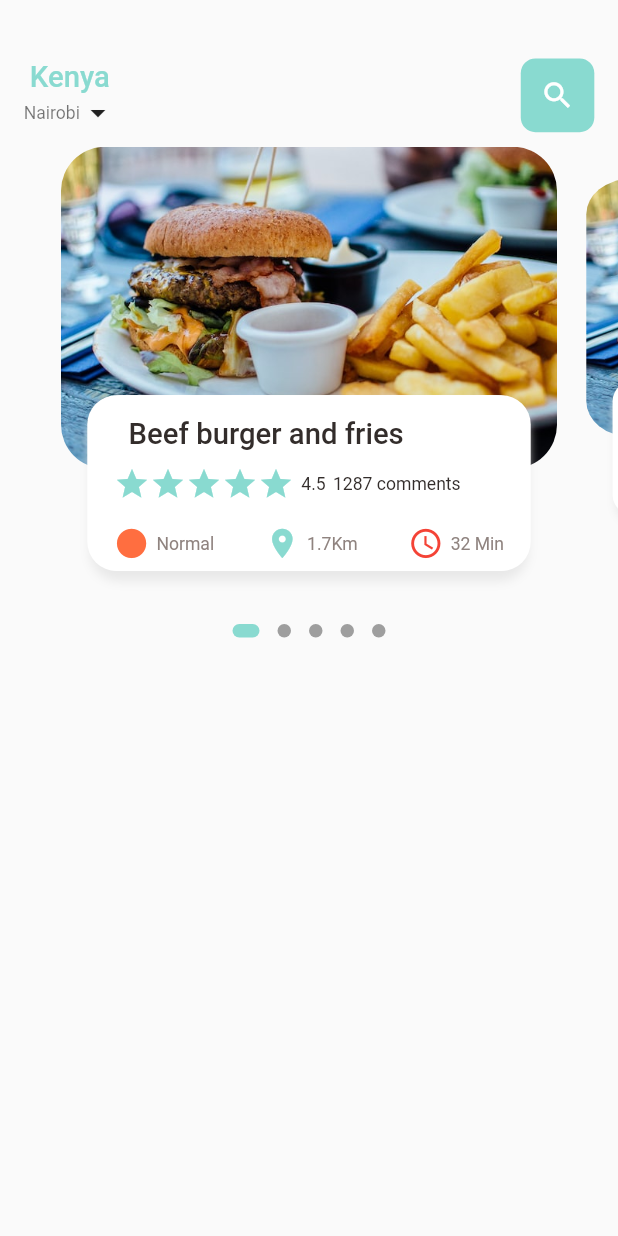
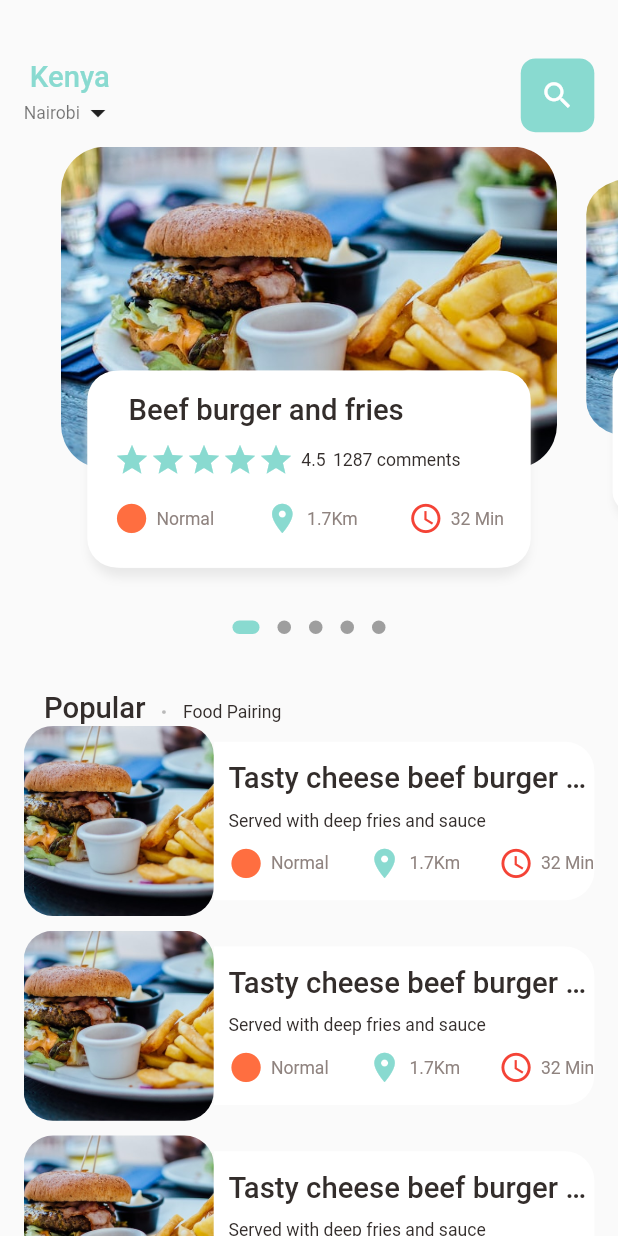
Before and after one commit to Calvin-Ngugi/food-delivery-app, a Flutter app: the screen it shows after launch, on a phone screen of 412 x 824 dp. Run offline on Flutter 3.47's test engine with Material 2 defaults, Android fonts, the phone set to English and light mode, and no system bars; drawn by our look-alikes of dots_indicator; our stand-ins replace get.

Commit message:
:truck: :sparkles: Added home page list

```diff
--- a/lib/home/food_page_body.dart
+++ /dev/null
@@ -1,160 +0,0 @@
-import 'package:dots_indicator/dots_indicator.dart';
-import 'package:flutter/material.dart';
-import 'package:food_delivery/utils/colors.dart';
-import 'package:food_delivery/utils/dimensions.dart';
-import 'package:food_delivery/widgets/big_text.dart';
-import 'package:food_delivery/widgets/icon_and_text_widget.dart';
-import 'package:food_delivery/widgets/small_text.dart';
-
-class FoodPageBody extends StatefulWidget {
-  const FoodPageBody({Key? key}) : super(key: key);
-
-  @override
-  State<FoodPageBody> createState() => _FoodPageBodyState();
-}
-
-class _FoodPageBodyState extends State<FoodPageBody> {
-  PageController pageController = PageController(viewportFraction: 0.85);
-  var _currPageValue = 0.0;
-  double _scaleFactor = 0.8;
-  double _height = Dimensions.pageViewContainer;
-
-  @override
-  void initState(){
-    super.initState();
-    pageController.addListener(() {
-      setState(() {
-        _currPageValue = pageController.page!;
-      });
-    });
-  }
-
-  @override
-  void dispose(){
-    pageController.dispose();
-  }
-
-  @override
-  Widget build(BuildContext context) {
-    return Column(
-      children: [
-        SizedBox(
-          height: Dimensions.pageView,
-          child: PageView.builder(
-              controller: pageController,
-              itemCount: 5,
-              itemBuilder: (context, position){
-            return _buildPageItem(position);
-          })
-        ),
-          DotsIndicator(
-          dotsCount: 5,
-          position: _currPageValue,
-          decorator: DotsDecorator(
-            activeColor: AppColors.mainColor,
-            size: const Size.square(9.0),
-            activeSize: const Size(18.0, 9.0),
-            activeShape: RoundedRectangleBorder(borderRadius: BorderRadius.circular(5.0)),
-          ),)
-      ],
-    );
-  }
-  Widget _buildPageItem(int index){
-    Matrix4 matrix = Matrix4.identity();
-    if (index == _currPageValue.floor()){
-      var currScale = 1-(_currPageValue-index)*(1-_scaleFactor);
-      var currTrans =  _height*(1-currScale)/2;
-      matrix = Matrix4.diagonal3Values(1, currScale, 1)..setTranslationRaw(0, currTrans, 0);
-    }else if(index == _currPageValue.floor()+1){
-      var currScale = _scaleFactor+(_currPageValue - index + 1)*(1 - _scaleFactor);
-      var currTrans =  _height*(1-currScale)/2;
-      matrix = Matrix4.diagonal3Values(1, currScale, 1)..setTranslationRaw(0, currTrans, 0);
-    }else if(index == _currPageValue.floor()-1) {
-      var currScale = _scaleFactor +
-          (_currPageValue - index - 1) * (1 + _scaleFactor);
-      var currTrans = _height * (1 - currScale) / 2;
-      matrix = Matrix4.diagonal3Values(1, currScale, 1)
-        ..setTranslationRaw(0, currTrans, 0);
-    }else{
-      var currScale = 0.8;
-      matrix = Matrix4.diagonal3Values(1, currScale, 1)..setTranslationRaw(0, _height*(1-_scaleFactor)/2, 0);
-    }
-
-    return Transform(
-      transform: matrix,
-      child: Stack(
-        children: [
-          Container(
-            height: Dimensions.pageViewContainer,
-            margin: EdgeInsets.only(left: Dimensions.width10, right: Dimensions.width10),
-            decoration: BoxDecoration(
-              borderRadius: BorderRadius.circular(Dimensions.radius30),
-              image: const DecorationImage(
-                fit: BoxFit.cover,
-                image: AssetImage("assets/images/food1.jpg")
-              )
-            ),
-          ),
-          Align(
-            alignment: Alignment.bottomCenter,
-            child: Container(
-              height: Dimensions.pageViewTextContainer,
-              margin: EdgeInsets.only(left: Dimensions.width30, right: Dimensions.width30, bottom: Dimensions.height30),
-              decoration: BoxDecoration(
-                boxShadow: const [
-                  BoxShadow(
-                    color: Color(0xFFe8e8e8),
-                    blurRadius: 5.0,
-                    offset: Offset(0, 6)
-                  ),
-                  BoxShadow(
-                    color: Colors.white,
-                    offset: Offset(-2, 0)
-                  ),
-                  BoxShadow(
-                      color: Colors.white,
-                      offset: Offset(2, 0)
-                  ),
-                ],
-                borderRadius: BorderRadius.circular(Dimensions.radius20),
-                color: Colors.white
-              ),
-              child: Container(
-                padding: EdgeInsets.only(top: Dimensions.height5, left: Dimensions.width20, right: Dimensions.width20),
-                child: Column(
-                  crossAxisAlignment: CrossAxisAlignment.start,
-                  children: [
-                    Container(
-                      padding: EdgeInsets.only(left: Dimensions.width10, top: Dimensions.height10),
-                        child: BigText(text: 'Beef burger and fries')),
-                    SizedBox(height: Dimensions.height10),
-                    Row(
-                      children: [
-                        Wrap(
-                          children: List.generate(5, (index) => Icon(Icons.star, color: AppColors.mainColor,)),
-                        ),
-                        SizedBox(width: Dimensions.width5),
-                        SmallText(text: '4.5'),
-                        SizedBox(width: Dimensions.width5),
-                        SmallText(text: '1287 comments'),
-                      ],
-                    ),
-                    SizedBox(height: Dimensions.height20),
-                    Row(
-                      mainAxisAlignment: MainAxisAlignment.spaceBetween,
-                      children: [
-                        IconAndTextWidget(icon: Icons.circle, iconColor: Colors.deepOrangeAccent, color: AppColors.paraColor, text: 'Normal'),
-                        IconAndTextWidget(icon: Icons.location_on, iconColor: AppColors.mainColor, color: AppColors.paraColor, text: '1.7Km'),
-                        IconAndTextWidget(icon: Icons.watch_later_outlined, iconColor: Colors.red, color: AppColors.paraColor, text: '32 Min'),
-                      ],
-                    )
-                  ],
-                ),
-              ),
-            ),
-          )
-        ],
-      ),
-    );
-  }
-}
--- a/lib/main.dart
+++ b/lib/main.dart
@@ -1,5 +1,5 @@
 import 'package:flutter/material.dart';
-import 'package:food_delivery/home/main_food_page.dart';
+import 'package:food_delivery/pages/home/main_food_page.dart';
 import 'package:get/get.dart';
 
 void main() {
--- /dev/null
+++ b/lib/pages/home/food_page_body.dart
@@ -0,0 +1,292 @@
+import 'package:dots_indicator/dots_indicator.dart';
+import 'package:flutter/material.dart';
+import 'package:food_delivery/utils/colors.dart';
+import 'package:food_delivery/utils/dimensions.dart';
+import 'package:food_delivery/widgets/big_text.dart';
+import 'package:food_delivery/widgets/icon_and_text_widget.dart';
+import 'package:food_delivery/widgets/small_text.dart';
+
+class FoodPageBody extends StatefulWidget {
+  const FoodPageBody({Key? key}) : super(key: key);
+
+  @override
+  State<FoodPageBody> createState() => _FoodPageBodyState();
+}
+
+class _FoodPageBodyState extends State<FoodPageBody> {
+  PageController pageController = PageController(viewportFraction: 0.85);
+  var _currPageValue = 0.0;
+  double _scaleFactor = 0.8;
+  double _height = Dimensions.pageViewContainer;
+
+  @override
+  void initState() {
+    super.initState();
+    pageController.addListener(() {
+      setState(() {
+        _currPageValue = pageController.page!;
+      });
+    });
+  }
+
+  @override
+  void dispose() {
+    pageController.dispose();
+  }
+
+  @override
+  Widget build(BuildContext context) {
+    return Column(
+      children: [
+        //slider section
+        SizedBox(
+            height: Dimensions.pageView,
+            child: PageView.builder(
+                controller: pageController,
+                itemCount: 5,
+                itemBuilder: (context, position) {
+                  return _buildPageItem(position);
+                })),
+        DotsIndicator(
+          dotsCount: 5,
+          position: _currPageValue,
+          decorator: DotsDecorator(
+            activeColor: AppColors.mainColor,
+            size: const Size.square(9.0),
+            activeSize: const Size(18.0, 9.0),
+            activeShape: RoundedRectangleBorder(
+                borderRadius: BorderRadius.circular(5.0)),
+          ),
+        ),
+
+        //popular text
+        SizedBox(
+          height: Dimensions.height30,
+        ),
+        Container(
+          margin: EdgeInsets.only(left: Dimensions.width30),
+          child: Row(
+            crossAxisAlignment: CrossAxisAlignment.end,
+            children: [
+              BigText(text: "Popular"),
+              SizedBox(width: Dimensions.width10),
+              Container(
+                margin: EdgeInsets.only(bottom: 3),
+                child: BigText(
+                  text: ".",
+                  color: Colors.black26,
+                ),
+              ),
+              SizedBox(width: Dimensions.width10),
+              Container(
+                margin: EdgeInsets.only(bottom: 2),
+                child: SmallText(
+                  text: "Food Pairing",
+                ),
+              )
+            ],
+          ),
+        ),
+
+        //list of food and images
+        ListView.builder(
+            physics: const NeverScrollableScrollPhysics(),
+            shrinkWrap: true,
+            itemCount: 10,
+            itemBuilder: (context, index) {
+              return Container(
+                margin: EdgeInsets.only(
+                    left: Dimensions.width20,
+                    right: Dimensions.width20,
+                    bottom: Dimensions.height10),
+                child: Row(
+                  children: [
+                    //image section
+                    Container(
+                      width: Dimensions.listViewImgSize,
+                      height: Dimensions.listViewImgSize,
+                      decoration: BoxDecoration(
+                          borderRadius:
+                              BorderRadius.circular(Dimensions.radius20),
+                          color: Colors.white38,
+                          image: const DecorationImage(
+                              fit: BoxFit.cover,
+                              image: AssetImage("assets/images/food1.jpg"))),
+                    ),
+
+                    //text container
+                    Expanded(
+                      child: Container(
+                        height: Dimensions.listViewTextContSize,
+                        decoration: BoxDecoration(
+                          borderRadius: BorderRadius.only(
+                              topRight: Radius.circular(Dimensions.radius20),
+                              bottomRight:
+                                  Radius.circular(Dimensions.radius20)),
+                          color: Colors.white,
+                        ),
+                        child: Padding(
+                          padding: EdgeInsets.only(left: Dimensions.width10),
+                          child: Column(
+                            mainAxisAlignment: MainAxisAlignment.center,
+                            crossAxisAlignment: CrossAxisAlignment.start,
+                            children: [
+                              BigText(text: "Tasty cheese beef burger from London"),
+                              SizedBox(height: Dimensions.width10),
+                              SmallText(text: "Served with deep fries and sauce"),
+                              SizedBox(height: Dimensions.width10),
+                              Row(
+                                mainAxisAlignment:
+                                    MainAxisAlignment.spaceBetween,
+                                children: [
+                                  IconAndTextWidget(
+                                      icon: Icons.circle,
+                                      iconColor: Colors.deepOrangeAccent,
+                                      color: AppColors.paraColor,
+                                      text: 'Normal'
+                                  ),
+                                  IconAndTextWidget(
+                                      icon: Icons.location_on,
+                                      iconColor: AppColors.mainColor,
+                                      color: AppColors.paraColor,
+                                      text: '1.7Km'
+                                  ),
+                                  IconAndTextWidget(
+                                      icon: Icons.watch_later_outlined,
+                                      iconColor: Colors.red,
+                                      color: AppColors.paraColor,
+                                      text: '32 Min'
+                                  ),
+                                ],
+                              )
+                            ],
+                          ),
+                        ),
+                      ),
+                    )
+                  ],
+                ),
+              );
+            }),
+      ],
+    );
+  }
+
+  Widget _buildPageItem(int index) {
+    Matrix4 matrix = Matrix4.identity();
+    if (index == _currPageValue.floor()) {
+      var currScale = 1 - (_currPageValue - index) * (1 - _scaleFactor);
+      var currTrans = _height * (1 - currScale) / 2;
+      matrix = Matrix4.diagonal3Values(1, currScale, 1)
+        ..setTranslationRaw(0, currTrans, 0);
+    } else if (index == _currPageValue.floor() + 1) {
+      var currScale =
+          _scaleFactor + (_currPageValue - index + 1) * (1 - _scaleFactor);
+      var currTrans = _height * (1 - currScale) / 2;
+      matrix = Matrix4.diagonal3Values(1, currScale, 1)
+        ..setTranslationRaw(0, currTrans, 0);
+    } else if (index == _currPageValue.floor() - 1) {
+      var currScale =
+          _scaleFactor + (_currPageValue - index - 1) * (1 + _scaleFactor);
+      var currTrans = _height * (1 - currScale) / 2;
+      matrix = Matrix4.diagonal3Values(1, currScale, 1)
+        ..setTranslationRaw(0, currTrans, 0);
+    } else {
+      var currScale = 0.8;
+      matrix = Matrix4.diagonal3Values(1, currScale, 1)
+        ..setTranslationRaw(0, _height * (1 - _scaleFactor) / 2, 0);
+    }
+
+    return Transform(
+      transform: matrix,
+      child: Stack(
+        children: [
+          Container(
+            height: Dimensions.pageViewContainer,
+            margin: EdgeInsets.only(
+                left: Dimensions.width10, right: Dimensions.width10),
+            decoration: BoxDecoration(
+                borderRadius: BorderRadius.circular(Dimensions.radius30),
+                image: const DecorationImage(
+                    fit: BoxFit.cover,
+                    image: AssetImage("assets/images/food1.jpg"))),
+          ),
+          Align(
+            alignment: Alignment.bottomCenter,
+            child: Container(
+              height: Dimensions.pageViewTextContainer,
+              margin: EdgeInsets.only(
+                  left: Dimensions.width30,
+                  right: Dimensions.width30,
+                  bottom: Dimensions.height30),
+              decoration: BoxDecoration(
+                  boxShadow: const [
+                    BoxShadow(
+                        color: Color(0xFFe8e8e8),
+                        blurRadius: 5.0,
+                        offset: Offset(0, 6)),
+                    BoxShadow(color: Colors.white, offset: Offset(-2, 0)),
+                    BoxShadow(color: Colors.white, offset: Offset(2, 0)),
+                  ],
+                  borderRadius: BorderRadius.circular(Dimensions.radius20),
+                  color: Colors.white),
+              child: Container(
+                padding: EdgeInsets.only(
+                    top: Dimensions.height5,
+                    left: Dimensions.width20,
+                    right: Dimensions.width20),
+                child: Column(
+                  crossAxisAlignment: CrossAxisAlignment.start,
+                  children: [
+                    Container(
+                        padding: EdgeInsets.only(
+                            left: Dimensions.width10, top: Dimensions.height10),
+                        child: BigText(text: 'Beef burger and fries')),
+                    SizedBox(height: Dimensions.height10),
+                    Row(
+                      children: [
+                        Wrap(
+                          children: List.generate(
+                              5,
+                              (index) => Icon(
+                                    Icons.star,
+                                    color: AppColors.mainColor,
+                                  )),
+                        ),
+                        SizedBox(width: Dimensions.width5),
+                        SmallText(text: '4.5'),
+                        SizedBox(width: Dimensions.width5),
+                        SmallText(text: '1287 comments'),
+                      ],
+                    ),
+                    SizedBox(height: Dimensions.height20),
+                    Row(
+                      mainAxisAlignment: MainAxisAlignment.spaceBetween,
+                      children: [
+                        IconAndTextWidget(
+                            icon: Icons.circle,
+                            iconColor: Colors.deepOrangeAccent,
+                            color: AppColors.paraColor,
+                            text: 'Normal'),
+                        IconAndTextWidget(
+                            icon: Icons.location_on,
+                            iconColor: AppColors.mainColor,
+                            color: AppColors.paraColor,
+                            text: '1.7Km'),
+                        IconAndTextWidget(
+                            icon: Icons.watch_later_outlined,
+                            iconColor: Colors.red,
+                            color: AppColors.paraColor,
+                            text: '32 Min'),
+                      ],
+                    )
+                  ],
+                ),
+              ),
+            ),
+          )
+        ],
+      ),
+    );
+  }
+}
--- a/lib/home/main_food_page.dart
+++ b/lib/pages/home/main_food_page.dart
@@ -1,9 +1,10 @@
 import 'package:flutter/material.dart';
-import 'package:food_delivery/home/food_page_body.dart';
+import 'package:food_delivery/pages/home/food_page_body.dart';
 import 'package:food_delivery/utils/colors.dart';
 import 'package:food_delivery/utils/dimensions.dart';
 import 'package:food_delivery/widgets/big_text.dart';
 import 'package:food_delivery/widgets/small_text.dart';
+
 
 class MainFoodPage extends StatefulWidget {
   const MainFoodPage({Key? key}) : super(key: key);
@@ -51,7 +52,9 @@ class _MainFoodPageState extends State<MainFoodPage> {
               ],
             ),
           ),
-          FoodPageBody(),
+          const Expanded(child: SingleChildScrollView(
+            child: FoodPageBody(),
+          ))
         ],
       ),
     );
--- a/lib/utils/dimensions.dart
+++ b/lib/utils/dimensions.dart
@@ -5,9 +5,9 @@ class Dimensions{
   static double screenHeight = Get.context!.height;
   static double screenWidth = Get.context!.width;
   //containers
-  static double pageView = screenHeight/2.64;
+  static double pageView = screenHeight/2.66;
   static double pageViewContainer = screenHeight/3.84;
-  static double pageViewTextContainer = screenHeight/7.03;
+  static double pageViewTextContainer = screenHeight/6.28;
   //height
   static double height50 = screenHeight/16.8;
   static double height40 = screenHeight/21.1;
@@ -33,4 +33,7 @@ class Dimensions{
   static double radius10 = screenHeight/84.4;
   //icons
   static double iconSize24 = screenHeight/35.17;
+  //ListView
+  static double listViewImgSize = screenWidth/3.25;
+  static double listViewTextContSize = screenWidth/3.9;
 }
--- a/lib/widgets/big_text.dart
+++ b/lib/widgets/big_text.dart
@@ -21,7 +21,7 @@ class BigText extends StatelessWidget {
       style: TextStyle(
           color: color,
           fontWeight: FontWeight.w500,
-          fontSize: size==0?Dimensions.font20:size,
+          fontSize: size==0 ? Dimensions.font20 : size,
           fontFamily: 'Roboto',
       ),
     );
```
